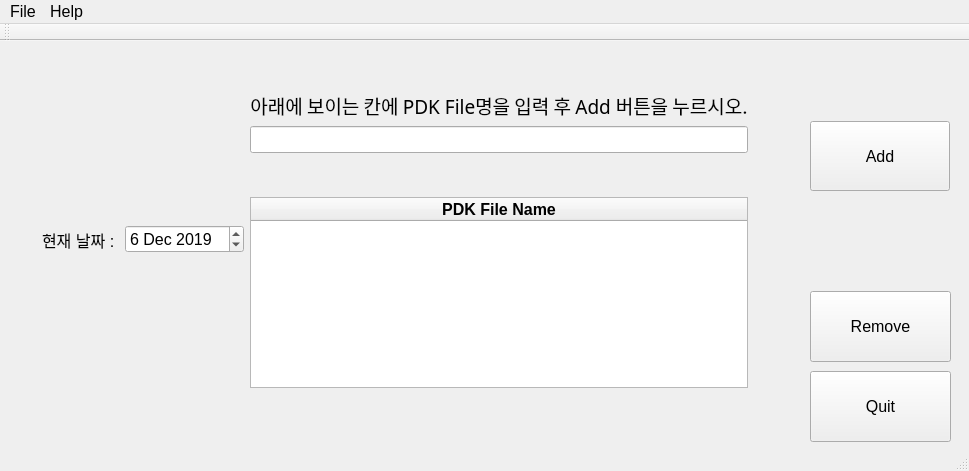
dlawjddnrj/git_test, file pdkFileManagement_02/mainwindow.ui: the form before one commit.
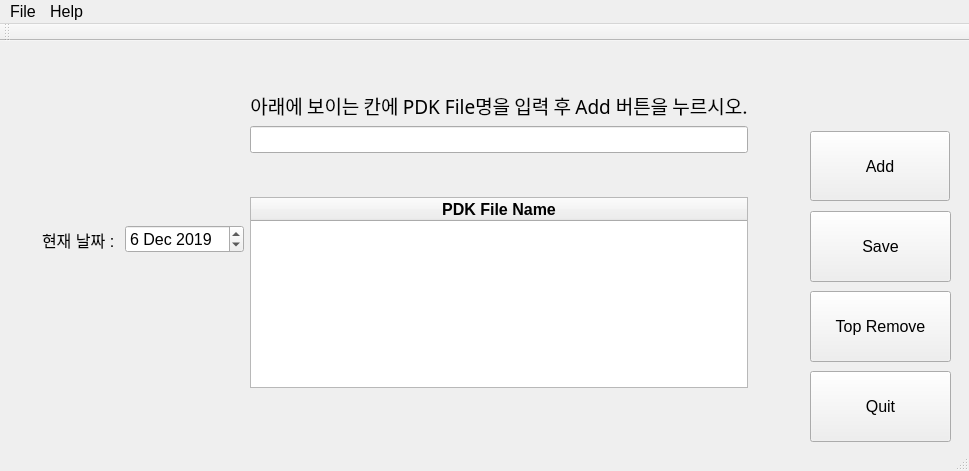
The form after the commit. Icons and pictures are not drawn.

What changed in the file:
```diff
--- a/pdkFileManagement_02/mainwindow.ui
+++ b/pdkFileManagement_02/mainwindow.ui
@@ -235,7 +235,7 @@
     <property name="geometry">
      <rect>
       <x>810</x>
-      <y>80</y>
+      <y>90</y>
       <width>140</width>
       <height>70</height>
      </rect>
@@ -254,7 +254,20 @@
      </rect>
     </property>
     <property name="text">
-     <string>Remove</string>
+     <string>Top Remove</string>
+    </property>
+   </widget>
+   <widget class="QPushButton" name="pushButton_save">
+    <property name="geometry">
+     <rect>
+      <x>810</x>
+      <y>170</y>
+      <width>141</width>
+      <height>71</height>
+     </rect>
+    </property>
+    <property name="text">
+     <string>Save</string>
     </property>
    </widget>
   </widget>
```
